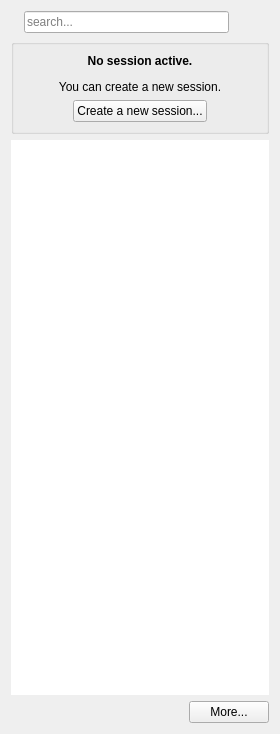
lbellonda/qxmledit, file src/sessions/widgets/sessiondrawerwidget.ui: the form before one commit.
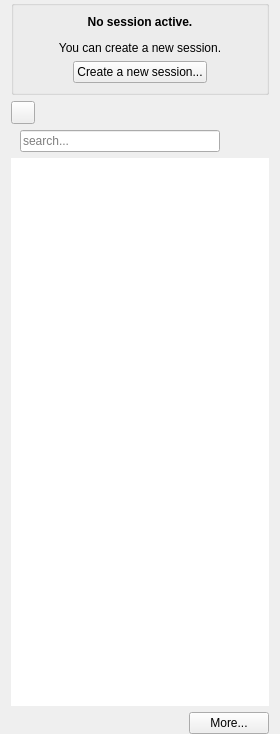
The form after the commit. Icons and pictures are not drawn.

Commit message: Enabled the search panel on session drawer only on request.

Patch:
```diff
--- a/src/sessions/widgets/sessiondrawerwidget.ui
+++ b/src/sessions/widgets/sessiondrawerwidget.ui
@@ -23,51 +23,12 @@
    <string notr="true">background-color:none</string>
   </property>
   <layout class="QVBoxLayout" name="verticalLayout_3">
-   <item>
-    <layout class="QHBoxLayout" name="horizontalLayout">
-     <item>
-      <widget class="QLabel" name="searchIcon">
-       <property name="toolTip">
-        <string>Search</string>
-       </property>
-       <property name="text">
-        <string/>
-       </property>
-       <property name="pixmap">
-        <pixmap resource="../../risorse.qrc">:/editText/edit-find</pixmap>
-       </property>
-      </widget>
-     </item>
-     <item>
-      <widget class="QLineEdit" name="searchBox">
-       <property name="text">
-        <string/>
-       </property>
-       <property name="placeholderText">
-        <string>search...</string>
-       </property>
-      </widget>
-     </item>
-     <item>
-      <widget class="QPushButton" name="clearButton">
-       <property name="styleSheet">
-        <string notr="true">margin-left:0
-</string>
-       </property>
-       <property name="text">
-        <string/>
-       </property>
-       <property name="icon">
-        <iconset resource="../../risorse.qrc">
-         <normaloff>:/editText/images/edit-clear-locationbar-rtl.png</normaloff>:/editText/images/edit-clear-locationbar-rtl.png</iconset>
-       </property>
-       <property name="flat">
-        <bool>true</bool>
-       </property>
-      </widget>
-     </item>
-    </layout>
-   </item>
+   <property name="topMargin">
+    <number>0</number>
+   </property>
+   <property name="bottomMargin">
+    <number>0</number>
+   </property>
    <item>
     <widget class="QGroupBox" name="invitation">
      <property name="sizePolicy">
@@ -163,6 +124,89 @@
      </layout>
     </widget>
    </item>
+   <item>
+    <layout class="QHBoxLayout" name="horizontalLayout">
+     <item>
+      <widget class="QToolButton" name="cmdSearch">
+       <property name="toolTip">
+        <string>Open or close the search panel.</string>
+       </property>
+       <property name="text">
+        <string/>
+       </property>
+       <property name="icon">
+        <iconset resource="../../risorse.qrc">
+         <normaloff>:/editText/edit-find</normaloff>:/editText/edit-find</iconset>
+       </property>
+       <property name="checkable">
+        <bool>true</bool>
+       </property>
+      </widget>
+     </item>
+     <item>
+      <spacer name="horizontalSpacer_4">
+       <property name="orientation">
+        <enum>Qt::Horizontal</enum>
+       </property>
+       <property name="sizeHint" stdset="0">
+        <size>
+         <width>40</width>
+         <height>20</height>
+        </size>
+       </property>
+      </spacer>
+     </item>
+    </layout>
+   </item>
+   <item>
+    <widget class="QFrame" name="searchFrame">
+     <property name="frameShape">
+      <enum>QFrame::NoFrame</enum>
+     </property>
+     <property name="frameShadow">
+      <enum>QFrame::Plain</enum>
+     </property>
+     <property name="lineWidth">
+      <number>0</number>
+     </property>
+     <layout class="QHBoxLayout" name="horizontalLayout_5">
+      <property name="topMargin">
+       <number>0</number>
+      </property>
+      <property name="bottomMargin">
+       <number>0</number>
+      </property>
+      <item>
+       <widget class="QLineEdit" name="searchBox">
+        <property name="text">
+         <string/>
+        </property>
+        <property name="placeholderText">
+         <string>search...</string>
+        </property>
+       </widget>
+      </item>
+      <item>
+       <widget class="QPushButton" name="clearButton">
+        <property name="styleSheet">
+         <string notr="true">margin-left:0
+</string>
+        </property>
+        <property name="text">
+         <string/>
+        </property>
+        <property name="icon">
+         <iconset resource="../../risorse.qrc">
+          <normaloff>:/editText/images/edit-clear-locationbar-rtl.png</normaloff>:/editText/images/edit-clear-locationbar-rtl.png</iconset>
+        </property>
+        <property name="flat">
+         <bool>true</bool>
+        </property>
+       </widget>
+      </item>
+     </layout>
+    </widget>
+   </item>
    <item>
     <widget class="QTreeView" name="mainTree">
      <property name="sizePolicy">
```
Left out of the diff: 2 changed lines with no effect on the pictures. The commit also changes 2 other files.
